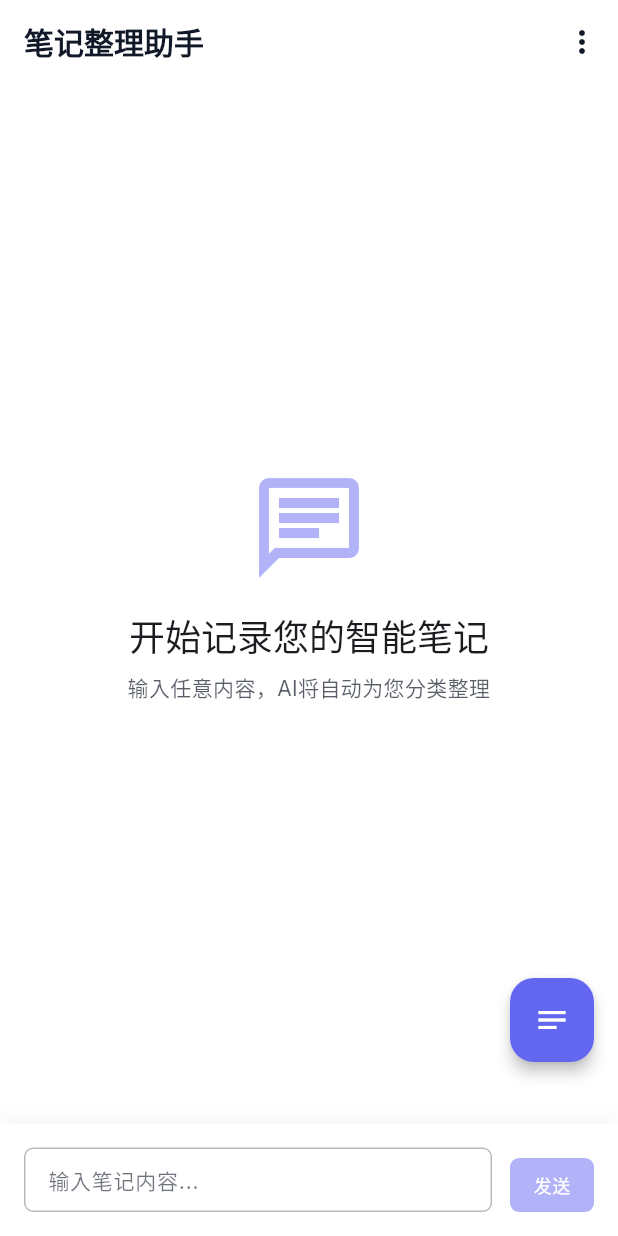
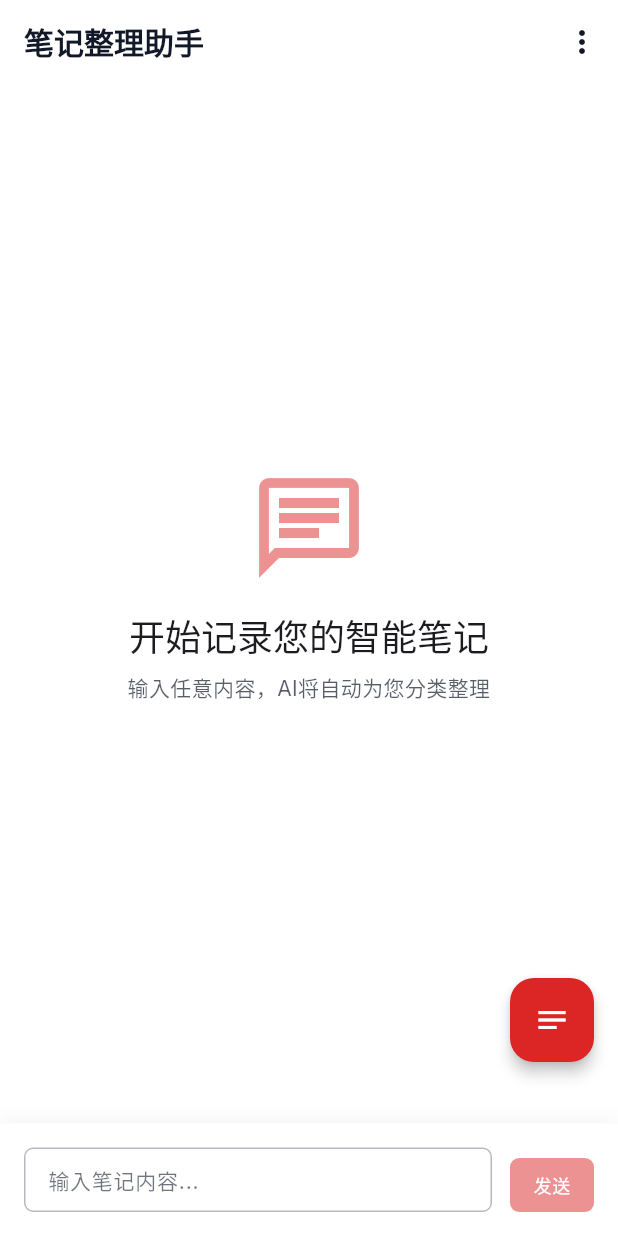
Before and after one commit to Lvlin-Qiuyu/ze-memo, a Flutter app: the screen it shows after launch, on a phone screen of 412 x 824 dp. Run offline on Flutter 3.47's test engine with Material 3 defaults, Android fonts, the light colour scheme and no system bars; our stand-ins replace dio, google_fonts, shared_preferences; statements that could not run were skipped.

Commit message:
调整主题色为红色系；调整笔记内容间距

```diff
--- a/lib/app/theme/app_theme.dart
+++ b/lib/app/theme/app_theme.dart
@@ -2,12 +2,10 @@ import 'package:flutter/material.dart';
 import 'package:google_fonts/google_fonts.dart';
 
 class AppTheme {
-  // 主色调
-  static const Color primaryColor = Color(0xFF6366F1); // Indigo
-  static const Color primaryVariant = Color(0xFF4F46E5);
-  static const Color secondaryColor = Color(0xFF10B981); // Emerald
-
-  // 中性色
+  // 主色调 - 红色系
+  static const Color primaryColor = Color(0xFFDC2626); // Red 600
+  static const Color primaryVariant = Color(0xFFB91C1C); // Red 700
+  static const Color secondaryColor = Color(0xFFEF4444); // Red 500
   static const Color backgroundColor = Color(0xFFF9FAFB);
   static const Color surfaceColor = Color(0xFFFFFFFF);
   static const Color cardColor = Color(0xFFFFFFFF);
```
Also changed, not shown: lib/presentation/widgets/note_card_widget.dart (+2 -7 lines).
